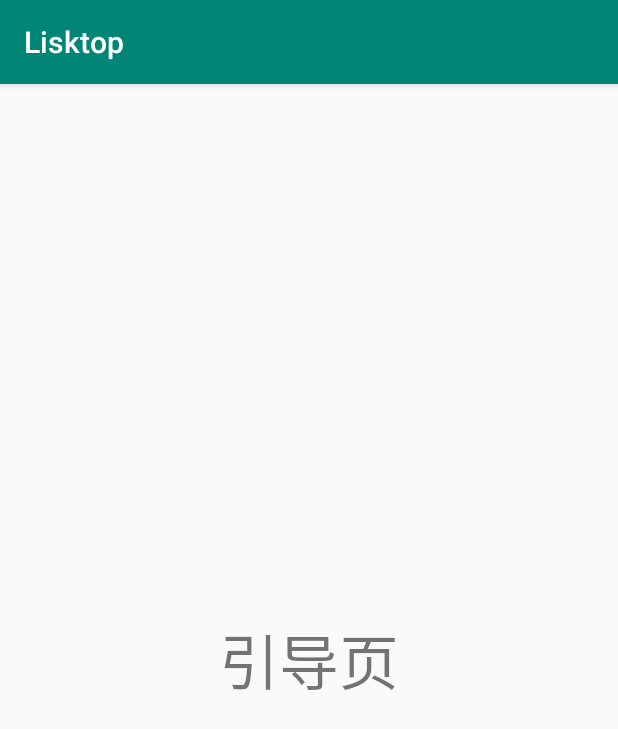
After one commit to HanZhizhi/Lisktop, an Android app: the WelActivity screen opened directly, with no data from a screen before it, on a phone screen of 412 x 824 dp. The commit adds this screen. Shown: the top 729 px of the screen. Run offline under Robolectric (Android 15) with nearby library versions, the phone set to English and light mode, and no system bars; 1 statement that could not run was skipped.

Commit message:
判断初次打开

```diff
--- a/app/src/main/java/com/space/lisktop/activities/SettingsActivity.java
+++ b/app/src/main/java/com/space/lisktop/activities/SettingsActivity.java
@@ -42,7 +42,7 @@ public class SettingsActivity extends AppCompatActivity {
         btChooseMain.setOnClickListener(new View.OnClickListener() {
             @Override
             public void onClick(View v) {
-                startActivity(new Intent(SettingsActivity.this,ChooseMainActivity.class));
+                startActivity(new Intent(SettingsActivity.this, ChooseDockActivity.class));
             }
         });
     }
--- /dev/null
+++ b/app/src/main/java/com/space/lisktop/activities/WelActivity.java
@@ -0,0 +1,26 @@
+package com.space.lisktop.activities;
+
+import androidx.appcompat.app.AppCompatActivity;
+
+import android.content.Intent;
+import android.content.SharedPreferences;
+import android.os.Bundle;
+
+import com.space.lisktop.R;
+
+public class WelActivity extends AppCompatActivity {
+
+    @Override
+    protected void onCreate(Bundle savedInstanceState) {
+        super.onCreate(savedInstanceState);
+        setContentView(R.layout.activity_wel);
+
+        SharedPreferences sPref=getSharedPreferences("first_open",MODE_PRIVATE);
+        SharedPreferences.Editor editor=sPref.edit();
+        editor.putBoolean("first_open",false).commit();
+
+        Intent chooseIntent=new Intent(this, ChooseDockActivity.class);
+        startActivity(chooseIntent);
+        finish();
+    }
+}
--- a/app/src/main/java/com/space/lisktop/utility/LisktopDAO.java
+++ b/app/src/main/java/com/space/lisktop/utility/LisktopDAO.java
@@ -46,6 +46,9 @@ public class LisktopDAO {
                     Log.i("count",count+"");
                     if (count>0)
                         return true;
+                }
+                else {
+                    Log.i("count",count+"else");
                 }
             }
             catch (Exception E)
--- a/app/src/main/res/layout/activity_choose_main.xml
+++ b/app/src/main/res/layout/activity_choose_main.xml
@@ -5,7 +5,7 @@
     android:layout_width="match_parent"
     android:layout_height="match_parent"
     android:orientation="vertical"
-    tools:context=".activities.ChooseMainActivity">
+    tools:context=".activities.ChooseDockActivity">
 
     <RelativeLayout
         android:layout_width="match_parent"
--- /dev/null
+++ b/app/src/main/res/layout/activity_wel.xml
@@ -0,0 +1,16 @@
+<?xml version="1.0" encoding="utf-8"?>
+<RelativeLayout xmlns:android="http://schemas.android.com/apk/res/android"
+    xmlns:app="http://schemas.android.com/apk/res-auto"
+    xmlns:tools="http://schemas.android.com/tools"
+    android:layout_width="match_parent"
+    android:layout_height="match_parent"
+    tools:context=".activities.WelActivity">
+
+    <TextView
+        android:id="@+id/textView"
+        android:layout_width="wrap_content"
+        android:layout_height="wrap_content"
+        android:text="引导页"
+        android:textSize="40dp"
+        android:layout_centerInParent="true" />
+</RelativeLayout>
--- a/app/src/main/res/values/strings.xml
+++ b/app/src/main/res/values/strings.xml
@@ -15,5 +15,4 @@
     <string name="set_motto">Set a motto on launcher</string>
 
 
-
 </resources>
```
Also changed, not shown: app/src/main/AndroidManifest.xml (+25 -8 lines), app/src/main/java/com/space/lisktop/MainActivity.java (+68 -1 lines), app/src/main/java/com/space/lisktop/activities/ChooseDockActivity.java (renamed from app/src/main/java/com/space/lisktop/activities/ChooseMainActivity.java, +6 -6 lines), app/src/main/java/com/space/lisktop/activities/FragLeft.java (+7 -8 lines), app/src/main/java/com/space/lisktop/activities/FragRight.java (+17 -2 lines), app/src/main/java/com/space/lisktop/bcastreceiver/AppClickBroadcastReceiver.java (added, +28 -0 lines), app/src/main/java/com/space/lisktop/bcastreceiver/HomePressBReceiver.java (added, +35 -0 lines), app/src/main/java/com/space/lisktop/services/AppClickedService.java (added, +37 -0 lines).
